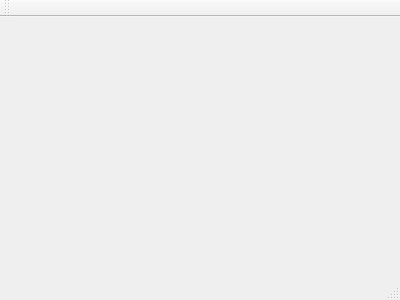
This is src/mainwindow.ui in ayham-1/ContractNotifier as Qt 5 draws it before an edit. The edited form follows.
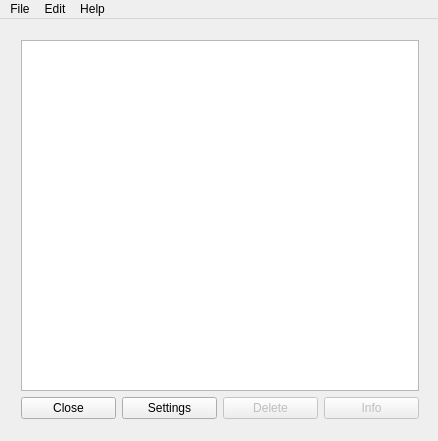
This is the edited form.

```diff
--- a/src/mainwindow.ui
+++ b/src/mainwindow.ui
@@ -1,24 +1,150 @@
 <ui version="4.0">
- <class>MainWindow</class>
- <widget class="QMainWindow" name="MainWindow" >
-  <property name="geometry" >
+ <class>contractNotifierWin</class>
+ <widget class="QMainWindow" name="contractNotifierWin">
+  <property name="geometry">
    <rect>
     <x>0</x>
     <y>0</y>
-    <width>400</width>
-    <height>300</height>
+    <width>438</width>
+    <height>441</height>
    </rect>
   </property>
   <property name="windowTitle" >
    <string>MainWindow</string>
   </property>
-  <widget class="QMenuBar" name="menuBar" />
-  <widget class="QToolBar" name="mainToolBar" />
-  <widget class="QWidget" name="centralWidget" />
-  <widget class="QStatusBar" name="statusBar" />
+  <widget class="QWidget" name="centralWidget">
+   <widget class="QWidget" name="layoutWidget">
+    <property name="geometry">
+     <rect>
+      <x>10</x>
+      <y>10</y>
+      <width>420</width>
+      <height>401</height>
+     </rect>
+    </property>
+    <layout class="QGridLayout" name="gridLayout">
+     <item row="1" column="0">
+      <layout class="QHBoxLayout" name="horizontalLayout">
+       <item>
+        <widget class="QPushButton" name="closeBtn">
+         <property name="text">
+          <string>Close</string>
+         </property>
+        </widget>
+       </item>
+       <item>
+        <widget class="QPushButton" name="closeBtn_2">
+         <property name="text">
+          <string>Settings</string>
+         </property>
+        </widget>
+       </item>
+      </layout>
+     </item>
+     <item row="1" column="1">
+      <layout class="QHBoxLayout" name="horizontalLayout_2">
+       <item>
+        <widget class="QPushButton" name="deleteBtn">
+         <property name="enabled">
+          <bool>false</bool>
+         </property>
+         <property name="text">
+          <string>Delete</string>
+         </property>
+        </widget>
+       </item>
+       <item>
+        <widget class="QPushButton" name="infoBtn">
+         <property name="enabled">
+          <bool>false</bool>
+         </property>
+         <property name="text">
+          <string>Info</string>
+         </property>
+        </widget>
+       </item>
+      </layout>
+     </item>
+     <item row="0" column="0" colspan="2">
+      <widget class="QTreeView" name="treeView"/>
+     </item>
+    </layout>
+   </widget>
+  </widget>
+  <widget class="QMenuBar" name="menuBar">
+   <property name="geometry">
+    <rect>
+     <x>0</x>
+     <y>0</y>
+     <width>438</width>
+     <height>22</height>
+    </rect>
+   </property>
+   <widget class="QMenu" name="menuFile">
+    <property name="title">
+     <string>File</string>
+    </property>
+    <addaction name="actionSettings"/>
+    <addaction name="separator"/>
+    <addaction name="actionImport"/>
+    <addaction name="actionExport"/>
+    <addaction name="separator"/>
+    <addaction name="actionExit"/>
+   </widget>
+   <widget class="QMenu" name="menuHelp">
+    <property name="title">
+     <string>Help</string>
+    </property>
+    <addaction name="actionDocumentation"/>
+    <addaction name="actionInfo"/>
+   </widget>
+   <widget class="QMenu" name="menuEdit">
+    <property name="title">
+     <string>Edit</string>
+    </property>
+    <addaction name="actionAdd_Contract"/>
+   </widget>
+   <addaction name="menuFile"/>
+   <addaction name="menuEdit"/>
+   <addaction name="menuHelp"/>
+  </widget>
+  <action name="actionSettings">
+   <property name="text">
+    <string>Settings</string>
+   </property>
+  </action>
+  <action name="actionImport">
+   <property name="text">
+    <string>Import</string>
+   </property>
+  </action>
+  <action name="actionExport">
+   <property name="text">
+    <string>Export</string>
+   </property>
+  </action>
+  <action name="actionInfo">
+   <property name="text">
+    <string>Info</string>
+   </property>
+  </action>
+  <action name="actionDocumentation">
+   <property name="text">
+    <string>Documentation</string>
+   </property>
+  </action>
+  <action name="actionExit">
+   <property name="text">
+    <string>Exit</string>
+   </property>
+  </action>
+  <action name="actionAdd_Contract">
+   <property name="text">
+    <string>Add Contract</string>
+   </property>
+  </action>
  </widget>
- <layoutDefault spacing="6" margin="11" />
- <pixmapfunction></pixmapfunction>
+ <layoutdefault spacing="6" margin="11"/>
  <resources/>
  <connections/>
 </ui>
```
Left out of the diff: 5 changed lines with no effect on the pictures.
